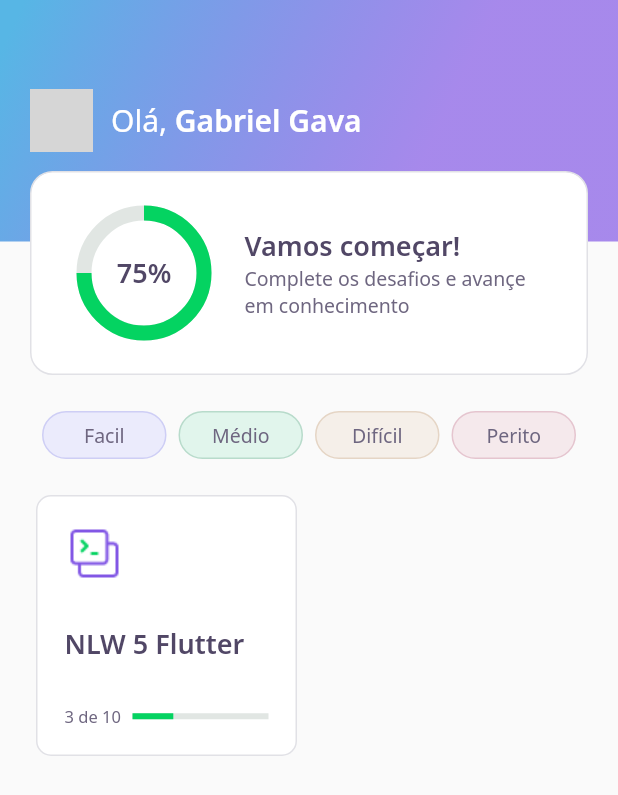
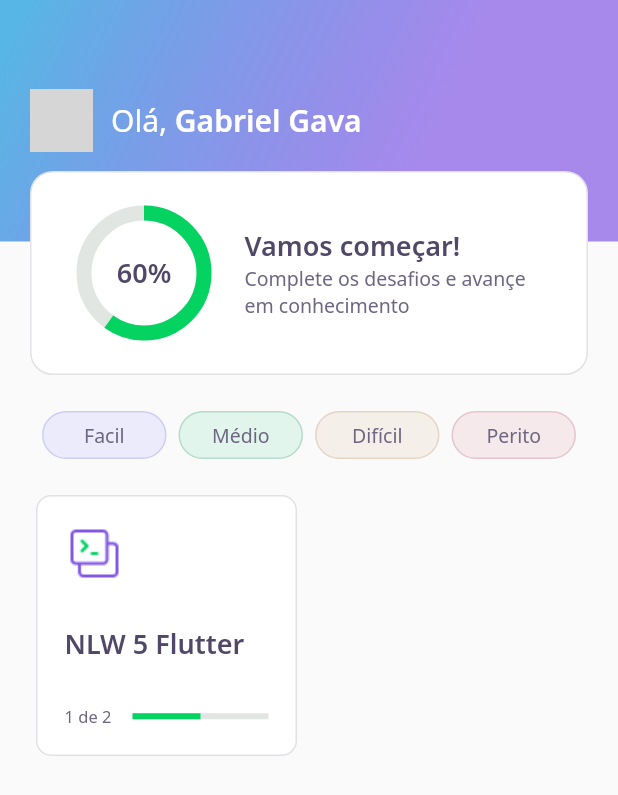
Before and after one commit to gabrielgaava/NLW5_Flutter, a Flutter app: the screen it shows after launch, on a phone screen of 412 x 824 dp. Shown: the top 795 px of the screen. Run offline on Flutter 3.47's test engine with Material 2 defaults, Android fonts, the phone set to English and light mode, and no system bars; our stand-ins replace google_fonts; accounts and stored records are empty; network calls fail; grey boxes are pictures that could not be loaded.

```diff
--- /dev/null
+++ b/assets/database/user.json
@@ -0,0 +1,5 @@
+{
+  "name": "Gabriel Gava",
+  "score": 60,
+  "photoUrl": "https://avatars.githubusercontent.com/u/31636577?v=4"
+}
--- a/lib/core/app_widget.dart
+++ b/lib/core/app_widget.dart
@@ -1,7 +1,4 @@
-//import 'package:DevQuiz/home/home_page.dart';
-import 'package:DevQuiz/pages/challenge/challenge_page.dart';
 import 'package:DevQuiz/pages/home/home_page.dart';
-//import 'package:DevQuiz/pages/home/home_page.dart';
 //import 'package:DevQuiz/pages/splash/splash_page.dart';
 import 'package:flutter/material.dart';
 
--- a/lib/models/QuizModel.dart
+++ b/lib/models/QuizModel.dart
@@ -1,7 +1,25 @@
-import 'package:DevQuiz/models/AwnserModel.dart';
+import 'dart:convert';
 import 'package:DevQuiz/models/QuestionModel.dart';
 
 enum Level { facil, medio, dificil, perito }
+
+extension LevelStringExt on String {
+  Level get levelParse => {
+    "facil": Level.facil,
+    "medio": Level.medio,
+    "dificil": Level.dificil,
+    "perito": Level.perito
+  }[this]!;
+}
+
+extension LevelExt on Level {
+  String get parse => {
+    Level.facil: "facil",
+    Level.medio: "medio",
+    Level.dificil: "dificil",
+    Level.perito: "perito"
+  }[this]!;
+}
 
 class QuizModel {
   final String title;
@@ -18,4 +36,33 @@ class QuizModel {
     required this.level,
   });
 
+  Map<String, dynamic> toMap() {
+    return {
+      'title': title,
+      'questions': questions.map((x) => x.toMap()).toList(),
+      'questionAwsered': questionAwsered,
+      'image': image,
+      'level': level.parse,
+    };
+  }
+
+  factory QuizModel.fromMap(Map<String, dynamic> map) {
+    return QuizModel(
+      title: map['title'],
+      questions: List<QuestionModel>.from(map['questions']?.map((x) => QuestionModel.fromMap(x))),
+      questionAwsered: map['questionAwsered'],
+      image: map['image'],
+      level: map['level'].toString().levelParse,
+    );
+  }
+
+  String toJson() => json.encode(toMap());
+
+  factory QuizModel.fromJson(String source) => QuizModel.fromMap(json.decode(source));
+
+  @override
+  String toString() {
+    return 'QuizModel(title: $title, questions: $questions, questionAwsered: $questionAwsered, image: $image, level: $level)';
+  }
+
 }
--- a/lib/models/UserModel.dart
+++ b/lib/models/UserModel.dart
@@ -1,3 +1,5 @@
+import 'dart:convert';
+
 class UserModel {
 
   final String name;
@@ -10,4 +12,40 @@ class UserModel {
     this.score = 0,
   });
 
+
+  UserModel copyWith({
+    String? name,
+    String? photoUrl,
+    int? score,
+  }) {
+    return UserModel(
+      name: name ?? this.name,
+      photoUrl: photoUrl ?? this.photoUrl,
+      score: score ?? this.score,
+    );
+  }
+
+  Map<String, dynamic> toMap() {
+    return {
+      'name': name,
+      'photoUrl': photoUrl,
+      'score': score,
+    };
+  }
+
+  factory UserModel.fromMap(Map<String, dynamic> map) {
+    return UserModel(
+      name: map['name'],
+      photoUrl: map['photoUrl'],
+      score: map['score'],
+    );
+  }
+
+  String toJson() => json.encode(toMap());
+
+  factory UserModel.fromJson(String source) => UserModel.fromMap(json.decode(source));
+
+  @override
+  String toString() => 'UserModel(name: $name, photoUrl: $photoUrl, score: $score)';
+
 }
--- a/lib/pages/home/home_page.dart
+++ b/lib/pages/home/home_page.dart
@@ -1,5 +1,6 @@
 import 'package:DevQuiz/core/app_colors.dart';
 import 'package:DevQuiz/pages/home/controller.dart';
+import 'package:DevQuiz/pages/home/state.dart';
 import 'package:DevQuiz/pages/home/widgets/app_bar/app_bar.dart';
 import 'package:DevQuiz/pages/home/widgets/filter_button/filter_button.dart';
 import 'package:DevQuiz/pages/home/widgets/quiz_card/quiz_card.dart';
@@ -19,10 +20,14 @@ class _HomePageState extends State<HomePage> {
     super.initState();
     controller.getUser();
     controller.getQuizzes();
+    controller.stateNotifier.addListener(() {
+      setState((){});
+    });
   }
 
   @override
   Widget build(BuildContext context) {
+    if(controller.state == HomeState.success){
     return Scaffold(
         appBar: HomeAppBar(user: controller.user!),
         body: Container(
@@ -62,10 +67,21 @@ class _HomePageState extends State<HomePage> {
                   mainAxisSpacing: 16,
                   children: controller.quizzes!.map((e) => QuizCard(
                     title: e.title,
+                    numberOfQuestions: e.questions.length,
+                    awnsered: e.questionAwsered,
                   )).toList()),
                 ),
               ),
           ]),
         ));
+    } else {
+      return Scaffold(
+        body: Center(
+          child: CircularProgressIndicator(
+            valueColor: AlwaysStoppedAnimation<Color>(AppColors.darkGreen),
+          ),
+        )
+      );
+    }
   }
 }
--- a/lib/pages/home/widgets/app_bar/app_bar.dart
+++ b/lib/pages/home/widgets/app_bar/app_bar.dart
@@ -1,6 +1,5 @@
 import 'package:DevQuiz/core/core.dart';
 import 'package:DevQuiz/models/UserModel.dart';
-import 'package:DevQuiz/pages/home/state.dart';
 import 'package:DevQuiz/pages/home/widgets/score_card/score_card.dart';
 import 'package:flutter/material.dart';
 
@@ -49,7 +48,7 @@ class HomeAppBar extends PreferredSize {
                     ],
                   ),
                 ),
-                Align(alignment: Alignment(0.0, 1.0), child: ScoreCard())
+                Align(alignment: Alignment(0.0, 1.0), child: ScoreCard(score: user.score,))
               ],
             ),
           ),
--- a/lib/pages/home/widgets/chart/chart.dart
+++ b/lib/pages/home/widgets/chart/chart.dart
@@ -3,6 +3,10 @@ import 'package:DevQuiz/core/app_text_styles.dart';
 import 'package:flutter/material.dart';
 
 class CircularChart extends StatelessWidget {
+
+  final userScore;
+  CircularChart({required this.userScore});
+
   @override
   Widget build(BuildContext context) {
     return Container(
@@ -15,13 +19,13 @@ class CircularChart extends StatelessWidget {
             width: 80,
             child: CircularProgressIndicator(
               strokeWidth: 10,
-              value: 0.75,
+              value: userScore / 100,
               backgroundColor: AppColors.chartSecondary,
               valueColor: AlwaysStoppedAnimation<Color>(AppColors.chartPrimary),
             ),
           ),
         ),
-        Center(child: Text("75%", style: AppTextStyles.heading,))
+        Center(child: Text("$userScore%", style: AppTextStyles.heading,))
       ],),
     );
   }
--- a/lib/pages/home/widgets/quiz_card/quiz_card.dart
+++ b/lib/pages/home/widgets/quiz_card/quiz_card.dart
@@ -6,7 +6,10 @@ import 'package:flutter/material.dart';
 class QuizCard extends StatefulWidget {
 
   final String title;
-  QuizCard({required this.title});
+  final int awnsered;
+  final int numberOfQuestions;
+
+  QuizCard({required this.title, required this.awnsered, required this.numberOfQuestions});
 
 
   @override
@@ -35,13 +38,13 @@ class _QuizCardState extends State<QuizCard> {
                   Expanded(
                       flex: 1,
                       child: Text(
-                        "3 de 10",
+                        "${this.widget.awnsered} de ${this.widget.numberOfQuestions}",
                         style: AppTextStyles.body11,
                       )),
                   Expanded(
                     flex: 2,
                     child: LinearProgressIndicator(
-                      value: 0.3,
+                      value: ((this.widget.awnsered * 100) / this.widget.numberOfQuestions) / 100,
                       backgroundColor: AppColors.chartSecondary,
                       valueColor:
                           AlwaysStoppedAnimation<Color>(AppColors.chartPrimary),
--- a/lib/pages/home/widgets/score_card/score_card.dart
+++ b/lib/pages/home/widgets/score_card/score_card.dart
@@ -4,6 +4,11 @@ import 'package:DevQuiz/pages/home/widgets/chart/chart.dart';
 import 'package:flutter/material.dart';
 
 class ScoreCard extends StatelessWidget {
+
+  final score;
+  ScoreCard({required this.score});
+
+
   @override
   Widget build(BuildContext context) {
     return Padding(
@@ -22,7 +27,7 @@ class ScoreCard extends StatelessWidget {
             mainAxisAlignment: MainAxisAlignment.center,
             crossAxisAlignment: CrossAxisAlignment.center,
             children: [
-              Expanded(flex: 1, child: CircularChart()),
+              Expanded(flex: 1, child: CircularChart(userScore: score,)),
               Expanded(
                 flex: 2,
                 child: Padding(
--- a/pubspec.yaml
+++ b/pubspec.yaml
@@ -18,5 +18,6 @@ dev_dependencies:
 flutter:
   assets:
     - assets/images/
+    - assets/database/
 
   uses-material-design: true
```
Also changed, not shown: assets/database/quizzes.json (added, +28 -0 lines), lib/models/AwnserModel.dart (+20 -0 lines), lib/models/QuestionModel.dart (+24 -2 lines), lib/pages/home/controller.dart (+15 -24 lines), lib/pages/home/repository.dart (added, +19 -0 lines), 1 other file.
